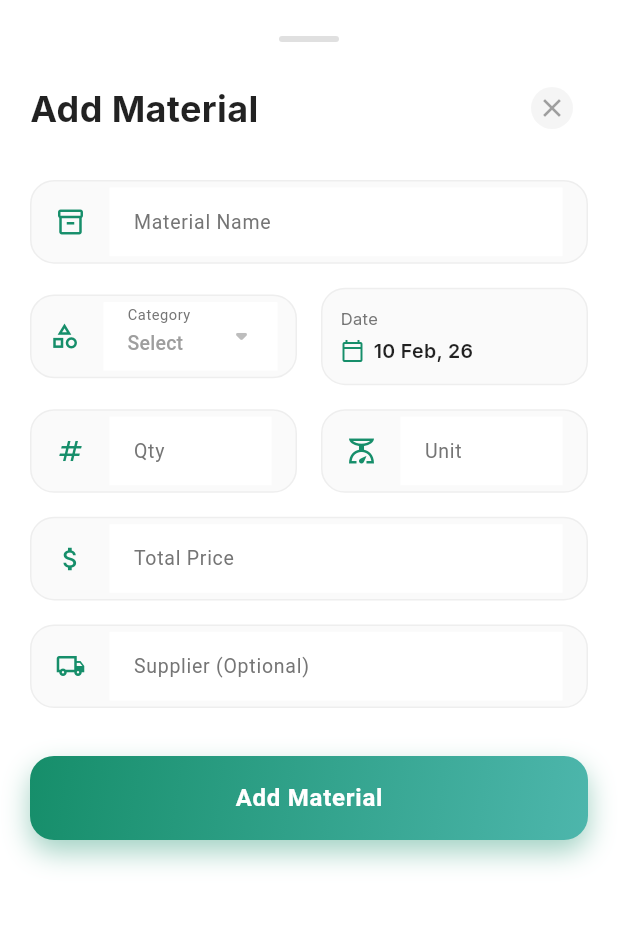
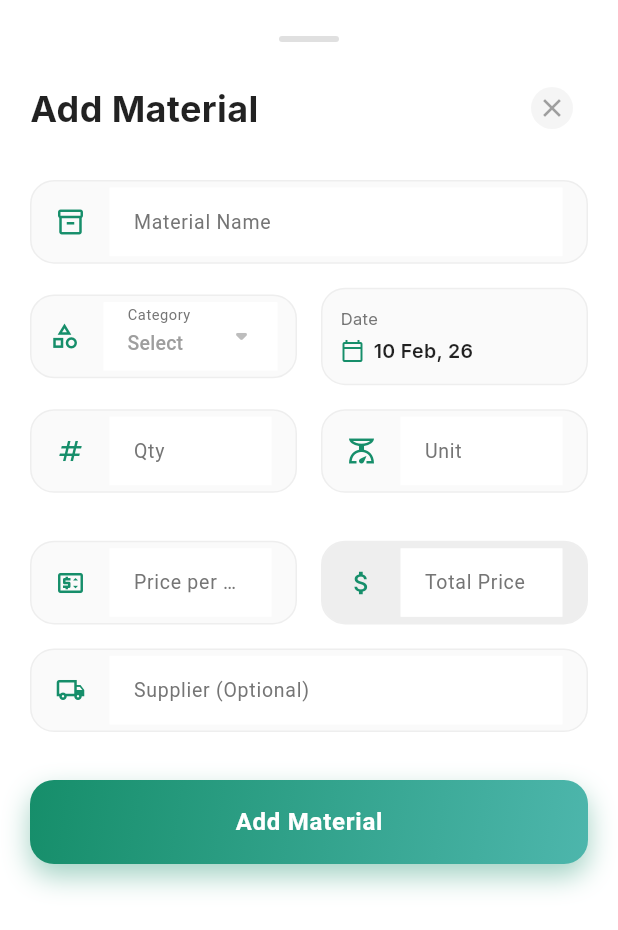
Before and after one commit to Sreejesh75/Construction_Helper-, a Flutter app: the AddMaterialBottomSheet widget shown alone on an empty page, opened directly, on a phone screen of 412 x 824 dp. Shown: the top 930 px of the screen. Run offline on Flutter 3.47's test engine with Material 3 defaults, Android fonts, the light colour scheme and no system bars; our stand-ins replace animated_text_kit, dio, equatable, file_picker, flutter_bloc, google_fonts and 3 more; accounts and stored records are empty; network calls fail.

```diff
--- a/lib/features/home/bloc/home_state.dart
+++ b/lib/features/home/bloc/home_state.dart
@@ -10,6 +10,7 @@ class HomeState extends Equatable {
   final String? userName;
   final String? userId; // Added userId
   final bool isLoggedOut;
+  final String? updateMessage; // Added updateMessage
 
   const HomeState({
     this.isLoading = false,
@@ -21,6 +22,7 @@ class HomeState extends Equatable {
     this.userName,
     this.userId,
     this.isLoggedOut = false,
+    this.updateMessage,
   });
 
   HomeState copyWith({
@@ -33,6 +35,7 @@ class HomeState extends Equatable {
     String? userName,
     String? userId,
     bool? isLoggedOut,
+    String? updateMessage,
   }) {
     return HomeState(
       isLoading: isLoading ?? this.isLoading,
@@ -44,6 +47,8 @@ class HomeState extends Equatable {
       userName: userName ?? this.userName,
       userId: userId ?? this.userId,
       isLoggedOut: isLoggedOut ?? this.isLoggedOut,
+      updateMessage:
+          updateMessage, // Don't persist old messages by default, or handle manually. Here we accept null to clear.
     );
   }
 
@@ -58,6 +63,7 @@ class HomeState extends Equatable {
     userName,
     userId,
     isLoggedOut,
+    updateMessage,
   ];
 
   Map<String, dynamic> toJson() {
--- a/lib/features/home/data/home_api_service.dart
+++ b/lib/features/home/data/home_api_service.dart
@@ -118,7 +118,7 @@ class HomeApiService {
   }
 
   /// UPDATE MATERIAL
-  Future<void> updateMaterial(
+  Future<String?> updateMaterial(
     String materialId,
     Map<String, dynamic> data,
   ) async {
@@ -130,6 +130,9 @@ class HomeApiService {
     if (response.data['status'] != true) {
       throw Exception(response.data['message']);
     }
+
+    // Return the remark if available
+    return response.data['material']?['lastUpdateRemark'] as String?;
   }
 
   /// DELETE MATERIAL
--- a/lib/features/home/presentation/widgets/add_material_bottom_sheet.dart
+++ b/lib/features/home/presentation/widgets/add_material_bottom_sheet.dart
@@ -17,22 +17,29 @@ class _AddMaterialBottomSheetState extends State<AddMaterialBottomSheet> {
   final _categoryController = TextEditingController();
   final _quantityController = TextEditingController();
   final _unitController = TextEditingController();
-  final _priceController = TextEditingController();
+  final _unitPriceController =
+      TextEditingController(); // New controller for Unit Price
+  final _priceController =
+      TextEditingController(); // Total Price (Auto-calculated)
   final _supplierController = TextEditingController();
 
   DateTime? _date = DateTime.now();
 
-  // Update initState to initialize _priceController with total price (unit price * quantity)
+  // Update initState to initialize controllers and add listeners
   @override
   void initState() {
     super.initState();
+
+    // Add listeners for auto-calculation
+    _quantityController.addListener(_updateTotalPrice);
+    _unitPriceController.addListener(_updateTotalPrice);
+
     if (widget.material != null) {
       _nameController.text = widget.material!['name'] ?? '';
       _categoryController.text = widget.material!['category'] ?? '';
 
-      final quantity =
-          double.tryParse((widget.material!['quantity'] ?? '').toString()) ??
-          0.0;
+      double.tryParse((widget.material!['quantity'] ?? '').toString()) ?? 0.0;
+      // quantity variable removed as it was unused locally here
       final unitPrice =
           double.tryParse((widget.material!['price'] ?? '').toString()) ?? 0.0;
 
@@ -40,20 +47,49 @@ class _AddMaterialBottomSheetState extends State<AddMaterialBottomSheet> {
           .toString();
       _unitController.text = widget.material!['unit'] ?? '';
 
+      // key change: initialize unit price controller
+      if (unitPrice % 1 == 0) {
+        _unitPriceController.text = unitPrice.toInt().toString();
+      } else {
+        _unitPriceController.text = unitPrice.toString();
+      }
+
       // Calculate and set total price for display
-      final totalPrice = unitPrice * quantity;
-
-      // Use modulus to check if it's an integer value effectively (e.g., 200.0 -> 200)
-      if (totalPrice % 1 == 0) {
-        _priceController.text = totalPrice.toInt().toString();
-      } else {
-        _priceController.text = totalPrice.toString();
-      }
+      _updateTotalPrice();
 
       _supplierController.text = widget.material!['supplier'] ?? '';
       try {
         _date = DateTime.tryParse(widget.material!['date'] ?? '');
       } catch (_) {}
+    }
+  }
+
+  void _updateTotalPrice() {
+    final quantity = double.tryParse(_quantityController.text.trim()) ?? 0.0;
+    final unitPrice = double.tryParse(_unitPriceController.text.trim()) ?? 0.0;
+
+    if (quantity == 0 || unitPrice == 0) {
+      if (_priceController.text != '0') {
+        _priceController.text =
+            '0'; // Only update if needed to avoid infinite loop implications (though unlikely with text)
+      }
+      return;
+    }
+
+    final totalPrice = quantity * unitPrice;
+
+    // Use modulus to check if it's an integer value
+    String newPrice;
+    if (totalPrice % 1 == 0) {
+      newPrice = totalPrice.toInt().toString();
+    } else {
+      newPrice = totalPrice.toStringAsFixed(
+        2,
+      ); // Keep 2 decimal precision for currency
+    }
+
+    if (_priceController.text != newPrice) {
+      _priceController.text = newPrice;
     }
   }
 
@@ -86,6 +122,7 @@ class _AddMaterialBottomSheetState extends State<AddMaterialBottomSheet> {
     _categoryController.dispose();
     _quantityController.dispose();
     _unitController.dispose();
+    _unitPriceController.dispose(); // Dispose new controller
     _priceController.dispose();
     _supplierController.dispose();
     super.dispose();
@@ -270,12 +307,30 @@ class _AddMaterialBottomSheetState extends State<AddMaterialBottomSheet> {
                 ],
               ),
               const SizedBox(height: 16),
-              _buildTextField(
-                controller: _priceController,
-                label: "Total Price",
-                icon: Icons.attach_money,
-                inputType: TextInputType.number,
-                prefixText: "₹ ",
+              const SizedBox(height: 16),
+              Row(
+                children: [
+                  Expanded(
+                    child: _buildTextField(
+                      controller: _unitPriceController,
+                      label: "Price per Unit",
+                      icon: Icons.price_change_outlined,
+                      inputType: TextInputType.number,
+                      prefixText: "₹ ",
+                    ),
+                  ),
+                  const SizedBox(width: 16),
+                  Expanded(
+                    child: _buildTextField(
+                      controller: _priceController,
+                      label: "Total Price",
+                      icon: Icons.attach_money,
+                      inputType: TextInputType.number,
+                      prefixText: "₹ ",
+                      readOnly: true, // Make Total Price read-only
+                    ),
+                  ),
+                ],
               ),
               const SizedBox(height: 16),
               _buildTextField(
@@ -335,10 +390,11 @@ class _AddMaterialBottomSheetState extends State<AddMaterialBottomSheet> {
     required IconData icon,
     TextInputType inputType = TextInputType.text,
     String? prefixText,
+    bool readOnly = false,
   }) {
     return Container(
       decoration: BoxDecoration(
-        color: Colors.grey[50], // Soft background
+        color: readOnly ? Colors.grey[200] : Colors.grey[50],
         borderRadius: BorderRadius.circular(16),
         border: Border.all(color: Colors.grey[200]!),
       ),
@@ -346,7 +402,11 @@ class _AddMaterialBottomSheetState extends State<AddMaterialBottomSheet> {
       child: TextField(
         controller: controller,
         keyboardType: inputType,
-        style: const TextStyle(fontWeight: FontWeight.w500),
+        readOnly: readOnly,
+        style: TextStyle(
+          fontWeight: FontWeight.w500,
+          color: readOnly ? Colors.grey[600] : Colors.black87,
+        ),
         decoration: InputDecoration(
           border: InputBorder.none,
           icon: Icon(icon, color: AppColors.primary, size: 20),
@@ -414,17 +474,17 @@ class _AddMaterialBottomSheetState extends State<AddMaterialBottomSheet> {
     );
   }
 
-  // Update _saveMaterial to calculate unit price before saving
+  // Update _saveMaterial to use unitPrice directly
   void _saveMaterial() {
     final category = _categoryController.text.trim();
     if (_nameController.text.trim().isEmpty ||
         _quantityController.text.trim().isEmpty ||
-        _priceController.text.trim().isEmpty ||
+        _unitPriceController.text.trim().isEmpty || // Check unit price instead
         _date == null) {
       ScaffoldMessenger.of(context).showSnackBar(
         SnackBar(
           content: const Text(
-            "Please fill required fields (Name, Qty, Price, Date)",
+            "Please fill required fields (Name, Qty, Unit Price, Date)",
           ),
           behavior: SnackBarBehavior.floating,
           backgroundColor: Colors.redAccent,
@@ -449,22 +509,16 @@ class _AddMaterialBottomSheetState extends State<AddMaterialBottomSheet> {
 
     try {
       final quantity = double.parse(_quantityController.text.trim());
-      final totalPrice = double.parse(_priceController.text.trim());
-
-      // Calculate unit price to send to backend
-      // Backend calculates spent as: unit_price * quantity
-      // So we must store: unit_price = total_price / quantity
-      double unitPrice = 0.0;
-      if (quantity > 0) {
-        unitPrice = totalPrice / quantity;
-      }
+      final unitPrice = double.parse(
+        _unitPriceController.text.trim(),
+      ); // Parse unit price directly
 
       Navigator.pop(context, {
         "name": _nameController.text.trim(),
         "category": category,
         "quantity": quantity,
         "unit": _unitController.text.trim(),
-        "price": unitPrice, // Sending calculated unit price
+        "price": unitPrice, // Sending direct unit price
         "supplier": _supplierController.text.trim(),
         "date": _date!.toIso8601String(),
       });
```
Also changed, not shown: lib/features/home/bloc/home_bloc.dart (+14 -2 lines), lib/features/home/presentation/dashboard_screen.dart (+25 -4 lines), lib/features/splash/presentation/screens/splash_screen.dart (+5 -7 lines).
